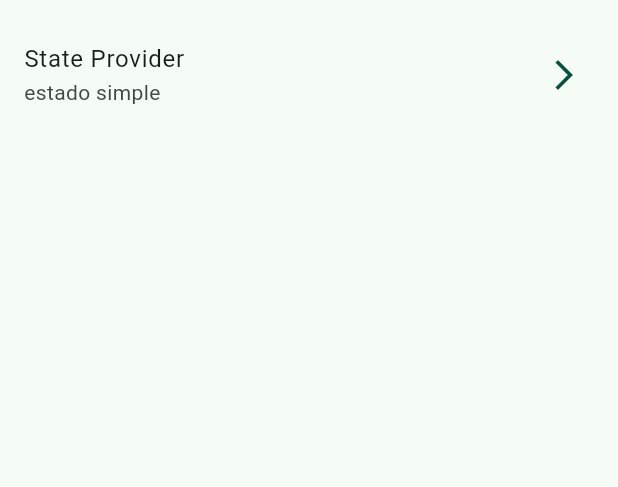
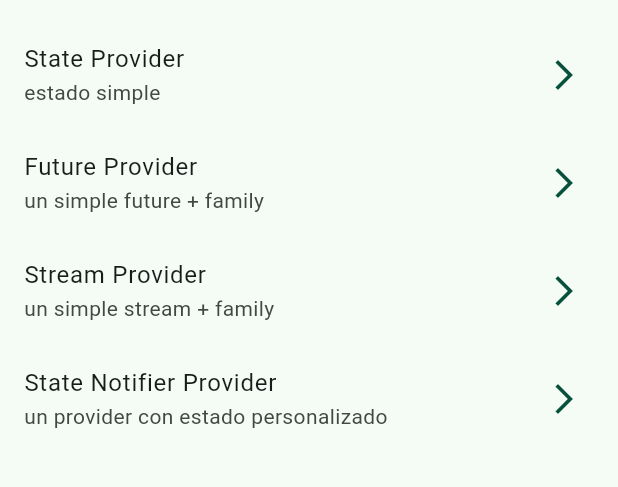
Before and after one commit to isamed92/riverpod-examples, a Flutter app: the screen it shows after launch, on a phone screen of 412 x 824 dp, the part 63-550 px from its top. Run offline on Flutter 3.47's test engine with Material 2 defaults, Android fonts, the phone set to English and light mode, and no system bars; our stand-ins replace dio, flutter_riverpod, go_router, google_fonts; missing offline and left inert: random_name_generator.

Commit message:
initial commit

```diff
--- a/lib/config/config.dart
+++ b/lib/config/config.dart
@@ -1,2 +1,4 @@
 export 'theme/app_theme.dart';
 export 'router/app_router.dart';
+export 'helpers/random_generator.dart';
+export 'helpers/pokemon_service.dart';
--- /dev/null
+++ b/lib/config/helpers/random_generator.dart
@@ -0,0 +1,15 @@
+import 'package:random_name_generator/random_name_generator.dart';
+
+class RandomGenerator {
+  static Stream<String> randomNamesStream() {
+    return Stream.periodic(const Duration(seconds: 2), (i) {
+      print('Stream $i');
+      return getRandomName();
+    });
+  }
+
+  static String getRandomName() {
+    final randomNames = RandomNames(Zone.spain);
+    return randomNames.fullName();
+  }
+}
--- a/lib/config/router/app_router.dart
+++ b/lib/config/router/app_router.dart
@@ -1,5 +1,5 @@
 import 'package:go_router/go_router.dart';
-import 'package:river_app/presentation/screens/screens.dart';
+import 'package:river_app/preSentation/screens/screens.dart';
 
 final appRouter = GoRouter(
     // initialLocation: '/',
@@ -9,5 +9,29 @@ final appRouter = GoRouter(
         builder: (context, state) {
           return const HomeScreen();
         },
-      )
+      ),
+      GoRoute(
+        path: '/state',
+        builder: (context, state) {
+          return const StateProviderScreen();
+        },
+      ),
+      GoRoute(
+        path: '/future',
+        builder: (context, state) {
+          return const PokemonScreen();
+        },
+      ),
+      GoRoute(
+        path: '/stream',
+        builder: (context, state) {
+          return const StreamScreen();
+        },
+      ),
+      GoRoute(
+        path: '/state-notifier',
+        builder: (context, state) {
+          return const TodosScreen();
+        },
+      ),
     ]);
--- a/lib/config/theme/app_theme.dart
+++ b/lib/config/theme/app_theme.dart
@@ -1,4 +1,5 @@
 import 'package:flutter/material.dart';
+import 'package:google_fonts/google_fonts.dart';
 
 const seedColor = Color.fromARGB(255, 7, 80, 59);
 
@@ -6,5 +7,8 @@ class AppTheme {
   ThemeData getTheme() => ThemeData(
       useMaterial3: true,
       colorSchemeSeed: seedColor,
-      listTileTheme: const ListTileThemeData(iconColor: seedColor));
+      listTileTheme: const ListTileThemeData(iconColor: seedColor),
+      textTheme: TextTheme(
+          titleLarge: GoogleFonts.montserratAlternates(),
+          titleMedium: GoogleFonts.russoOne(fontSize: 25)));
 }
--- /dev/null
+++ b/lib/domain/domain.dart
@@ -0,0 +1 @@
+export 'entities/todo.dart';
--- a/lib/main.dart
+++ b/lib/main.dart
@@ -1,8 +1,9 @@
 import 'package:flutter/material.dart';
+import 'package:flutter_riverpod/flutter_riverpod.dart';
 import 'package:river_app/config/config.dart';
 
 void main() {
-  runApp(const MainApp());
+  runApp(const ProviderScope(child: MainApp()));
 }
 
 class MainApp extends StatelessWidget {
--- /dev/null
+++ b/lib/presentation/providers/providers.dart
@@ -0,0 +1,4 @@
+export 'random_name_provider.dart';
+export 'pokemon_provider.dart';
+export 'random_names_provider.dart';
+export 'todos_provider.dart';
--- a/lib/presentation/screens/home/home_screen.dart
+++ b/lib/presentation/screens/home/home_screen.dart
@@ -22,7 +22,19 @@ class _HomeScreenView extends StatelessWidget {
         _CustomListTile(
             title: 'State Provider',
             subtitle: 'estado simple',
-            location: '/state-provider'),
+            location: '/state'),
+        _CustomListTile(
+            title: 'Future Provider',
+            subtitle: 'un simple future + family',
+            location: '/future'),
+        _CustomListTile(
+            title: 'Stream Provider',
+            subtitle: 'un simple stream + family',
+            location: '/stream'),
+        _CustomListTile(
+            title: 'State Notifier Provider',
+            subtitle: 'un provider con estado personalizado',
+            location: '/state-notifier'),
       ],
     );
   }
--- a/lib/presentation/screens/screens.dart
+++ b/lib/presentation/screens/screens.dart
@@ -1 +1,5 @@
 export 'home/home_screen.dart';
+export '01_state_provider_screen/state_provider_screen.dart';
+export '02_future_provider_screen/pokemon_screen.dart';
+export '03-stream_provider_screen/stream_screen.dart';
+export '04_state_notifier_screen/todos_screen.dart';
--- a/pubspec.yaml
+++ b/pubspec.yaml
@@ -7,9 +7,14 @@ environment:
   sdk: '>=3.0.3 <4.0.0'
 
 dependencies:
+  dio: ^5.2.1+1
   flutter:
     sdk: flutter
+  flutter_riverpod: ^2.3.6
   go_router: ^8.0.3
+  google_fonts: ^5.0.0
+  random_name_generator: ^1.1.0
+  uuid: ^3.0.7
 
 dev_dependencies:
   flutter_lints: ^2.0.0
```
Also changed, not shown: lib/config/helpers/pokemon_service.dart (added, +18 -0 lines), lib/domain/entities/todo.dart (added, +17 -0 lines), lib/presentation/providers/pokemon_provider.dart (added, +16 -0 lines), lib/presentation/providers/random_name_provider.dart (added, +7 -0 lines), lib/presentation/providers/random_names_provider.dart (added, +19 -0 lines), lib/presentation/providers/todos_provider.dart (added, +45 -0 lines), lib/presentation/screens/01_state_provider_screen/state_provider_screen.dart (added, +33 -0 lines), lib/presentation/screens/02_future_provider_screen/pokemon_screen.dart (added, +49 -0 lines), lib/presentation/screens/03-stream_provider_screen/stream_screen.dart (added, +38 -0 lines), lib/presentation/screens/04_state_notifier_screen/todos_screen.dart (added, +53 -0 lines), pubspec.lock, 10 other files.
